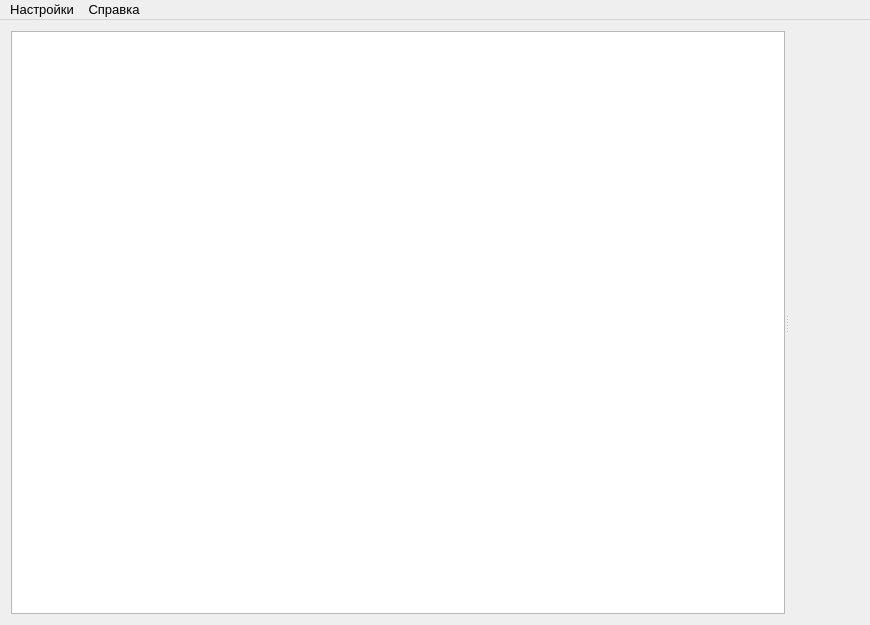
First picture: the form in ui/mainwindow.ui, repository irsural/clb_autocalibration, before the edit.
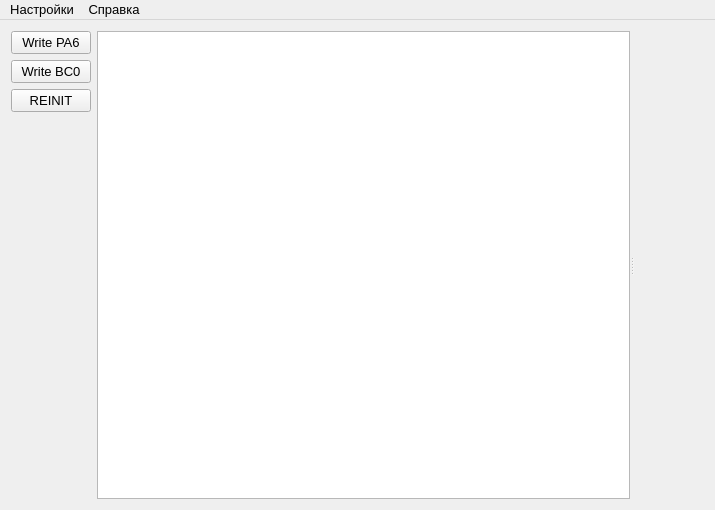
Second picture: the form after the edit.

```diff
--- a/ui/mainwindow.ui
+++ b/ui/mainwindow.ui
@@ -6,8 +6,8 @@
    <rect>
     <x>0</x>
     <y>0</y>
-    <width>870</width>
-    <height>625</height>
+    <width>715</width>
+    <height>510</height>
    </rect>
   </property>
   <property name="font">
@@ -23,7 +23,7 @@
   </property>
   <widget class="QWidget" name="centralWidget">
    <layout class="QGridLayout" name="gridLayout">
-    <item row="0" column="0">
+    <item row="0" column="1">
      <widget class="QSplitter" name="splitter">
       <property name="sizePolicy">
        <sizepolicy hsizetype="Expanding" vsizetype="Preferred">
@@ -115,6 +115,50 @@
       </widget>
      </widget>
     </item>
+    <item row="0" column="0">
+     <layout class="QVBoxLayout" name="verticalLayout_2">
+      <item>
+       <widget class="QPushButton" name="pa6_button">
+        <property name="text">
+         <string>Write PA6</string>
+        </property>
+        <property name="checkable">
+         <bool>true</bool>
+        </property>
+       </widget>
+      </item>
+      <item>
+       <widget class="QPushButton" name="bc0_button">
+        <property name="text">
+         <string>Write BC0</string>
+        </property>
+        <property name="checkable">
+         <bool>true</bool>
+        </property>
+       </widget>
+      </item>
+      <item>
+       <widget class="QPushButton" name="reinit_button">
+        <property name="text">
+         <string>REINIT</string>
+        </property>
+       </widget>
+      </item>
+      <item>
+       <spacer name="verticalSpacer_2">
+        <property name="orientation">
+         <enum>Qt::Vertical</enum>
+        </property>
+        <property name="sizeHint" stdset="0">
+         <size>
+          <width>20</width>
+          <height>40</height>
+         </size>
+        </property>
+       </spacer>
+      </item>
+     </layout>
+    </item>
    </layout>
   </widget>
   <widget class="QMenuBar" name="menuBar">
@@ -122,7 +166,7 @@
     <rect>
      <x>0</x>
      <y>0</y>
-     <width>870</width>
+     <width>715</width>
      <height>21</height>
     </rect>
    </property>
```
